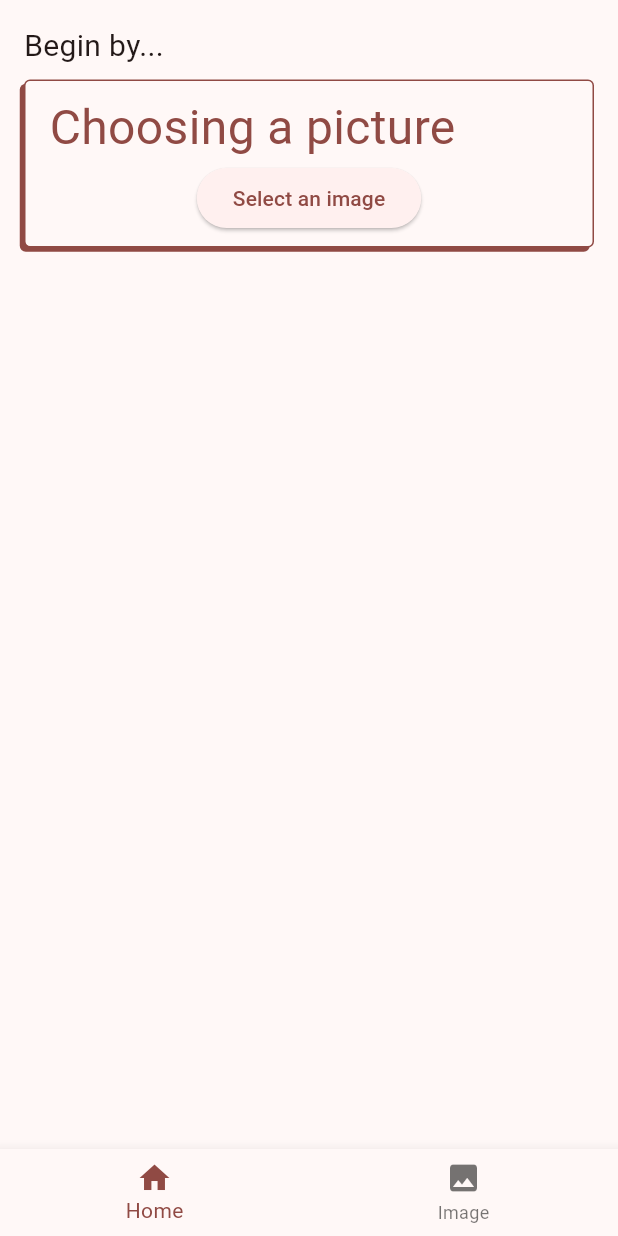
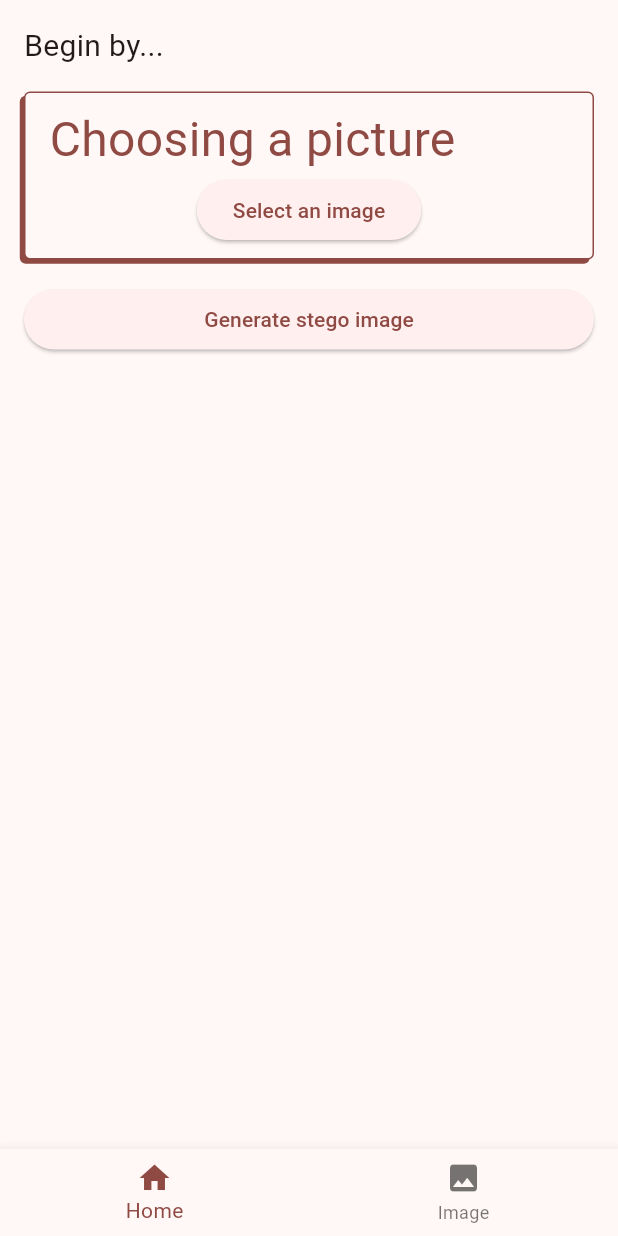
Before and after one commit to Lorenzo-Pappalardo/steganosaurus, a Flutter app: the screen it shows after launch, on a phone screen of 412 x 824 dp. Run offline on Flutter 3.47's test engine with Material 2 defaults, Android fonts, the phone set to English and light mode, and no system bars; our stand-ins replace image_picker.

Commit message:
Separated choosing an image from processing it Fixed some paddings

```diff
--- a/lib/body.dart
+++ b/lib/body.dart
@@ -20,13 +20,15 @@ class _BodyState extends State<Body> {
   void setCoverImage(String coverImagePath) {
     setState(() {
       this.coverImagePath = coverImagePath;
+    });
+  }
 
-      img.decodeImageFile(coverImagePath).then((image) {
-        if (image != null) {
-          processImage(image, "messageToEmbed");
-        }
-      }).catchError((e) {});
-    });
+  void startProcessingImage() async {
+    final coverImage = await img.decodeImageFile(coverImagePath!);
+
+    if (coverImage != null) {
+      processImage(coverImage, "messageToEmbed");
+    }
   }
 
   @override
@@ -35,12 +37,9 @@ class _BodyState extends State<Body> {
         padding: EdgeInsets.all(padding),
         child:
             Column(crossAxisAlignment: CrossAxisAlignment.stretch, children: [
-          Padding(
-            padding: EdgeInsets.fromLTRB(0, 0, 0, (padding / 2)),
-            child: Text(
-              'Begin by...',
-              style: getBaseTextStyle(20),
-            ),
+          Text(
+            'Begin by...',
+            style: getBaseTextStyle(20),
           ),
           MyCard(
               child: Column(
@@ -49,7 +48,10 @@ class _BodyState extends State<Body> {
               Text('Choosing a picture', style: getAccentedTextStyle(null)),
               ImagePickerAndPreview(setCoverImage: setCoverImage)
             ],
-          ))
+          )),
+          ElevatedButton(
+              onPressed: startProcessingImage,
+              child: const Text('Generate stego image'))
         ]));
   }
 }
--- a/lib/shared/card.dart
+++ b/lib/shared/card.dart
@@ -4,13 +4,14 @@ import 'package:flutter/material.dart';
 
 class MyCard extends StatelessWidget {
   final Widget child;
-
-  MyCard({super.key, required this.child});
-
-  final EdgeInsets padding =
+  final EdgeInsets outerPadding =
+      const EdgeInsets.symmetric(horizontal: 0, vertical: 16);
+  final EdgeInsets innerPadding =
       const EdgeInsets.symmetric(horizontal: 16, vertical: 8);
   final Radius borderRadius = const Radius.circular(4);
   final Offset boxShadowOffset = Offset.fromDirection(3 / 4 * pi, 4);
+
+  MyCard({super.key, required this.child});
 
   BorderSide getBorder(Color color) {
     return BorderSide(color: color);
@@ -18,8 +19,10 @@ class MyCard extends StatelessWidget {
 
   @override
   Widget build(BuildContext context) {
-    return Container(
-      padding: padding,
+    return Padding(
+      padding: outerPadding,
+      child: Container(
+        padding: innerPadding,
         decoration: BoxDecoration(
             color: Theme.of(context).cardColor,
             borderRadius: BorderRadius.all(borderRadius),
@@ -31,6 +34,7 @@ class MyCard extends StatelessWidget {
             ],
             border: Border.all(color: Theme.of(context).primaryColor)),
         child: child,
+      ),
     );
   }
 }
```
Lines whose indentation alone changed are shown as unchanged.
